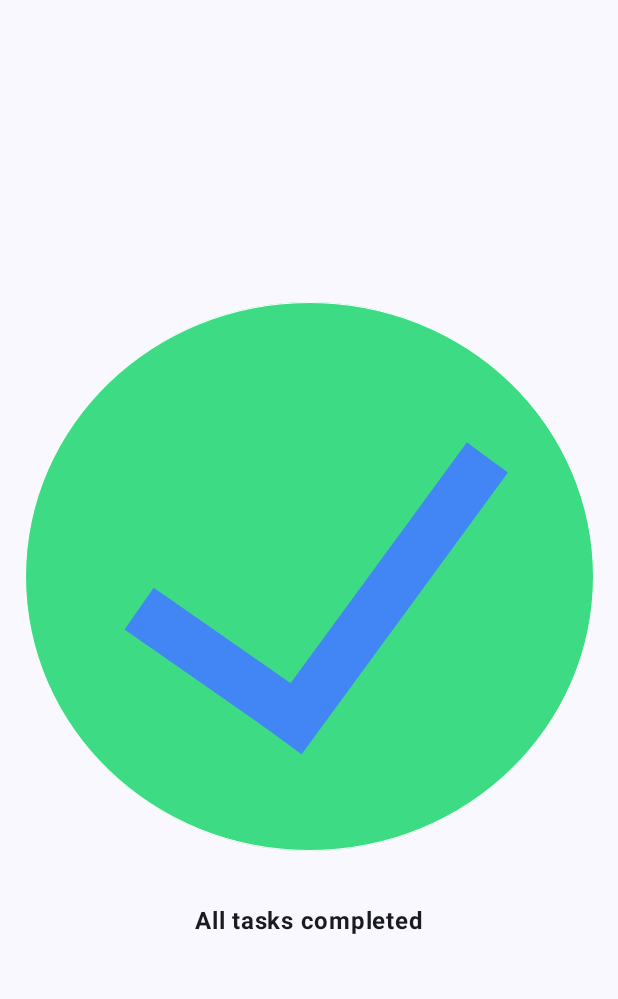
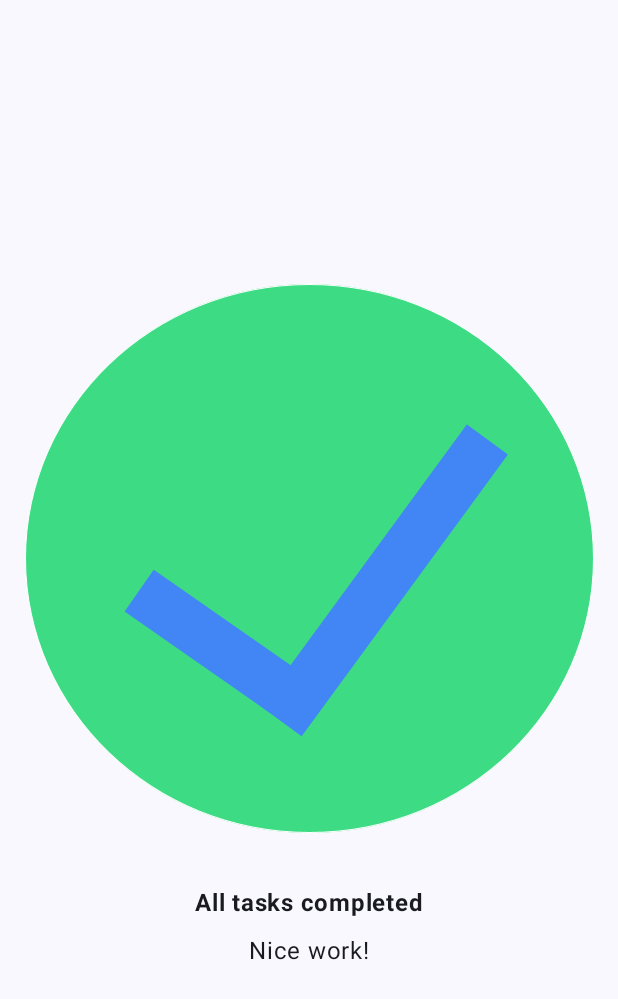
Before and after one commit to Lotsoo/task-manager-app, an Android app built with Jetpack Compose: the screen it shows after launch (MainActivity), on a phone screen of 412 x 824 dp. Shown: the top 999 px of the screen. Run offline under Robolectric (Android 15) with nearby library versions, the phone set to English and light mode, and no system bars.

Commit message:
Added Text

```diff
--- a/app/src/main/java/com/example/taskmanager/MainActivity.kt
+++ b/app/src/main/java/com/example/taskmanager/MainActivity.kt
@@ -23,6 +23,7 @@ import androidx.compose.ui.res.painterResource
 import androidx.compose.ui.text.font.FontWeight
 import androidx.compose.ui.tooling.preview.Preview
 import androidx.compose.ui.unit.dp
+import androidx.compose.ui.unit.sp
 import com.example.taskmanager.ui.theme.TaskManagerTheme
 
 class MainActivity : ComponentActivity() {
@@ -55,6 +56,10 @@ fun TaskManagerApp(image: Painter,  modifier: Modifier = Modifier) {
             text = "All tasks completed",
             fontWeight = FontWeight.Bold
         )
+        Text(
+            text = "Nice work!",
+            fontSize = 16.sp
+        )
     }
 }
 
```
